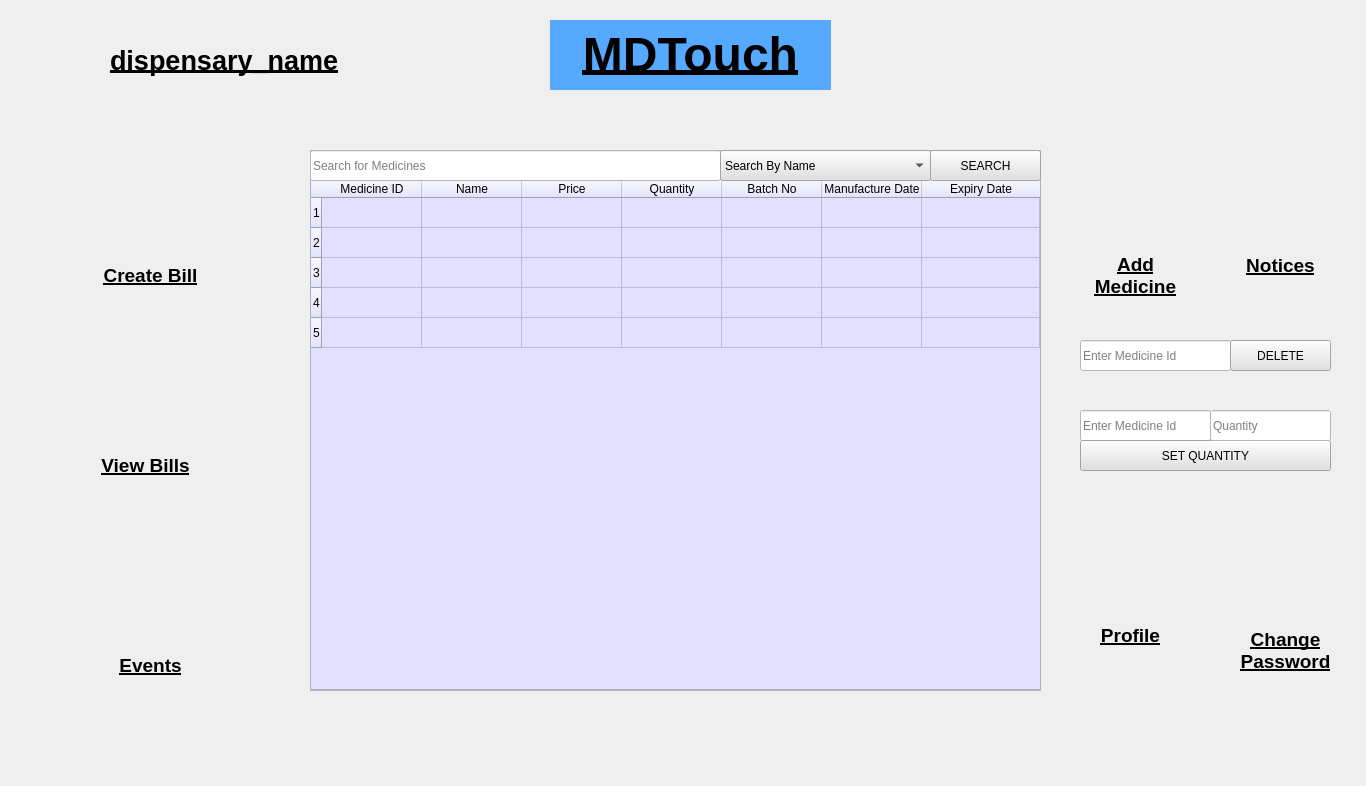
The window that Layouts/Pages/dispensaryHome.ui (bits-magnet/MDTouchs) describes before a commit, drawn with Qt 5.
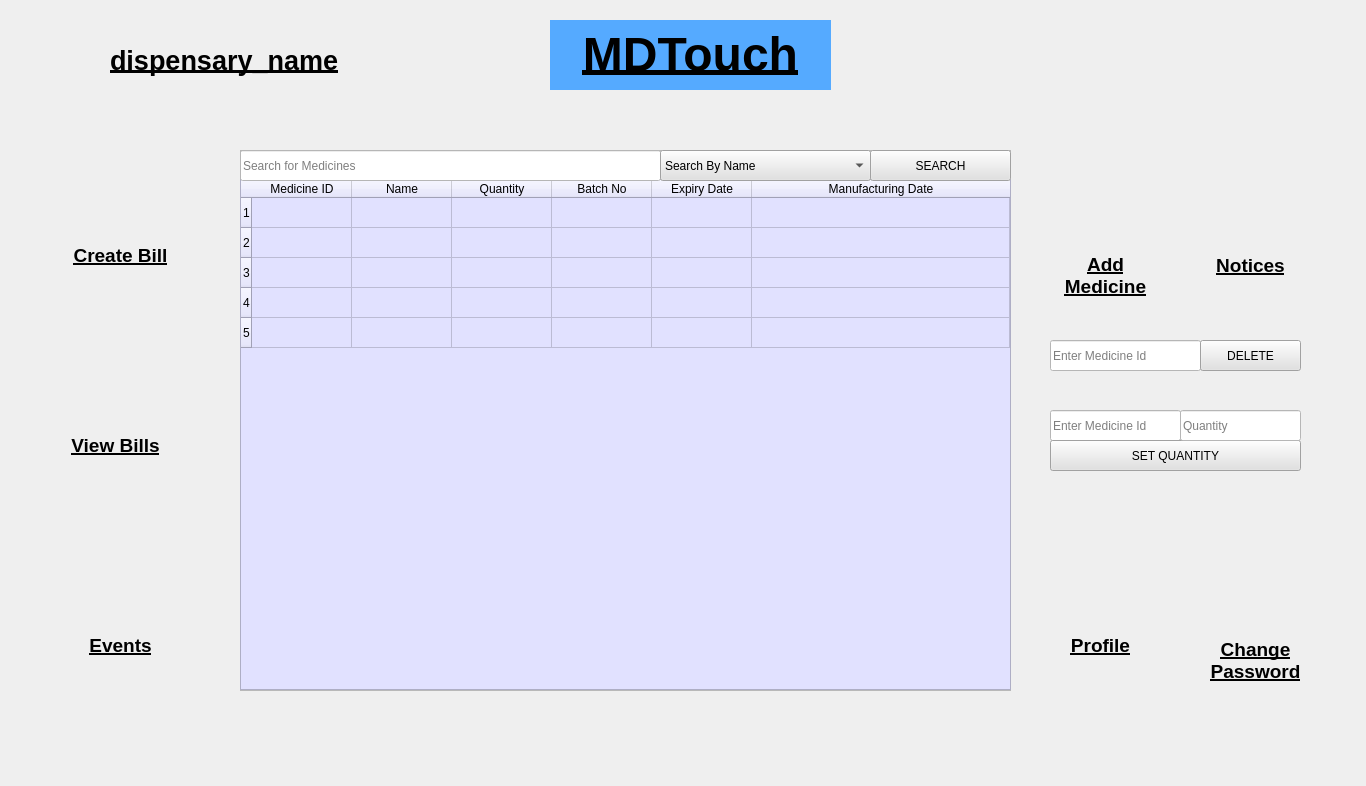
The same window after the commit. Icons and pictures are not drawn.

Commit message: Connected Home Layouts

Diff of the .ui file:
```diff
--- a/Layouts/Pages/dispensaryHome.ui
+++ b/Layouts/Pages/dispensaryHome.ui
@@ -102,7 +102,7 @@
    <widget class="QLineEdit" name="deleteIdInput">
     <property name="geometry">
      <rect>
-      <x>1080</x>
+      <x>1050</x>
       <y>340</y>
       <width>151</width>
       <height>31</height>
@@ -118,7 +118,7 @@
    <widget class="QLineEdit" name="setMedicineIdInput">
     <property name="geometry">
      <rect>
-      <x>1080</x>
+      <x>1050</x>
       <y>410</y>
       <width>131</width>
       <height>31</height>
@@ -137,7 +137,7 @@
    <widget class="QPushButton" name="setQuantityButton">
     <property name="geometry">
      <rect>
-      <x>1080</x>
+      <x>1050</x>
       <y>440</y>
       <width>251</width>
       <height>31</height>
@@ -153,7 +153,7 @@
    <widget class="QPushButton" name="deleteButton">
     <property name="geometry">
      <rect>
-      <x>1230</x>
+      <x>1200</x>
       <y>340</y>
       <width>101</width>
       <height>31</height>
@@ -169,7 +169,7 @@
    <widget class="QLineEdit" name="quantityInput">
     <property name="geometry">
      <rect>
-      <x>1210</x>
+      <x>1180</x>
       <y>410</y>
       <width>121</width>
       <height>31</height>
@@ -188,8 +188,8 @@
    <widget class="QPushButton" name="viewBills">
     <property name="geometry">
      <rect>
-      <x>100</x>
-      <y>350</y>
+      <x>70</x>
+      <y>330</y>
       <width>100</width>
       <height>100</height>
      </rect>
@@ -232,8 +232,8 @@
    <widget class="QPushButton" name="events">
     <property name="geometry">
      <rect>
-      <x>100</x>
-      <y>540</y>
+      <x>70</x>
+      <y>520</y>
       <width>100</width>
       <height>100</height>
      </rect>
@@ -270,8 +270,8 @@
    <widget class="QPushButton" name="createBill">
     <property name="geometry">
      <rect>
-      <x>110</x>
-      <y>160</y>
+      <x>80</x>
+      <y>140</y>
       <width>100</width>
       <height>100</height>
      </rect>
@@ -308,7 +308,7 @@
    <widget class="QPushButton" name="addMedicine">
     <property name="geometry">
      <rect>
-      <x>1080</x>
+      <x>1050</x>
       <y>140</y>
       <width>100</width>
       <height>100</height>
@@ -352,8 +352,8 @@
    <widget class="QPushButton" name="changePassword">
     <property name="geometry">
      <rect>
-      <x>1230</x>
-      <y>510</y>
+      <x>1200</x>
+      <y>520</y>
       <width>100</width>
       <height>100</height>
      </rect>
@@ -396,8 +396,8 @@
    <widget class="QPushButton" name="profile">
     <property name="geometry">
      <rect>
-      <x>1080</x>
-      <y>510</y>
+      <x>1050</x>
+      <y>520</y>
       <width>100</width>
       <height>100</height>
      </rect>
@@ -478,7 +478,7 @@
    <widget class="QPushButton" name="notices">
     <property name="geometry">
      <rect>
-      <x>1230</x>
+      <x>1200</x>
       <y>140</y>
       <width>100</width>
       <height>100</height>
@@ -516,7 +516,7 @@
    <widget class="QLabel" name="noticesLabel">
     <property name="geometry">
      <rect>
-      <x>1230</x>
+      <x>1200</x>
       <y>250</y>
       <width>101</width>
       <height>31</height>
@@ -532,7 +532,7 @@
    <widget class="QLabel" name="addMedicineLabel">
     <property name="geometry">
      <rect>
-      <x>1080</x>
+      <x>1050</x>
       <y>240</y>
       <width>111</width>
       <height>71</height>
@@ -548,9 +548,9 @@
    <widget class="QLabel" name="changePasswordLabel">
     <property name="geometry">
      <rect>
-      <x>1230</x>
-      <y>620</y>
-      <width>111</width>
+      <x>1190</x>
+      <y>630</y>
+      <width>131</width>
       <height>61</height>
      </rect>
     </property>
@@ -564,8 +564,8 @@
    <widget class="QLabel" name="profileLabel">
     <property name="geometry">
      <rect>
-      <x>1080</x>
-      <y>620</y>
+      <x>1050</x>
+      <y>630</y>
       <width>101</width>
       <height>31</height>
      </rect>
@@ -580,8 +580,8 @@
    <widget class="QLabel" name="createBillLabel">
     <property name="geometry">
      <rect>
-      <x>80</x>
-      <y>260</y>
+      <x>50</x>
+      <y>240</y>
       <width>141</width>
       <height>31</height>
      </rect>
@@ -596,8 +596,8 @@
    <widget class="QLabel" name="viewBillsLabel">
     <property name="geometry">
      <rect>
-      <x>75</x>
-      <y>450</y>
+      <x>45</x>
+      <y>430</y>
       <width>141</width>
       <height>31</height>
      </rect>
@@ -612,8 +612,8 @@
    <widget class="QLabel" name="eventsLabel">
     <property name="geometry">
      <rect>
-      <x>80</x>
-      <y>650</y>
+      <x>50</x>
+      <y>630</y>
       <width>141</width>
       <height>31</height>
      </rect>
@@ -628,9 +628,9 @@
    <widget class="QFrame" name="frame">
     <property name="geometry">
      <rect>
-      <x>310</x>
+      <x>240</x>
       <y>150</y>
-      <width>731</width>
+      <width>771</width>
       <height>541</height>
      </rect>
     </property>
@@ -645,7 +645,7 @@
       <rect>
        <x>0</x>
        <y>29</y>
-       <width>731</width>
+       <width>771</width>
        <height>511</height>
       </rect>
      </property>
@@ -678,7 +678,7 @@
       <number>5</number>
      </property>
      <property name="columnCount">
-      <number>7</number>
+      <number>6</number>
      </property>
      <attribute name="horizontalHeaderCascadingSectionResizes">
       <bool>false</bool>
@@ -701,11 +701,6 @@
        <string>Name</string>
       </property>
      </column>
-     <column>
-      <property name="text">
-       <string>Price</string>
-      </property>
-     </column>
      <column>
       <property name="text">
        <string>Quantity</string>
@@ -716,23 +711,23 @@
        <string>Batch No</string>
       </property>
      </column>
-     <column>
-      <property name="text">
-       <string>Manufacture Date</string>
-      </property>
-     </column>
      <column>
       <property name="text">
        <string>Expiry Date</string>
       </property>
      </column>
+     <column>
+      <property name="text">
+       <string>Manufacturing Date</string>
+      </property>
+     </column>
     </widget>
     <widget class="QLineEdit" name="searchInput">
      <property name="geometry">
       <rect>
        <x>0</x>
        <y>0</y>
-       <width>411</width>
+       <width>421</width>
        <height>31</height>
       </rect>
      </property>
@@ -746,7 +741,7 @@
     <widget class="QComboBox" name="filterComboBox">
      <property name="geometry">
       <rect>
-       <x>410</x>
+       <x>420</x>
        <y>0</y>
        <width>211</width>
        <height>31</height>
@@ -789,9 +784,9 @@
     <widget class="QPushButton" name="searchButton">
      <property name="geometry">
       <rect>
-       <x>620</x>
+       <x>630</x>
        <y>0</y>
-       <width>111</width>
+       <width>141</width>
        <height>31</height>
       </rect>
      </property>
```
Left out of the diff: 2 changed lines with no effect on the pictures. The commit also changes 12 other files.
